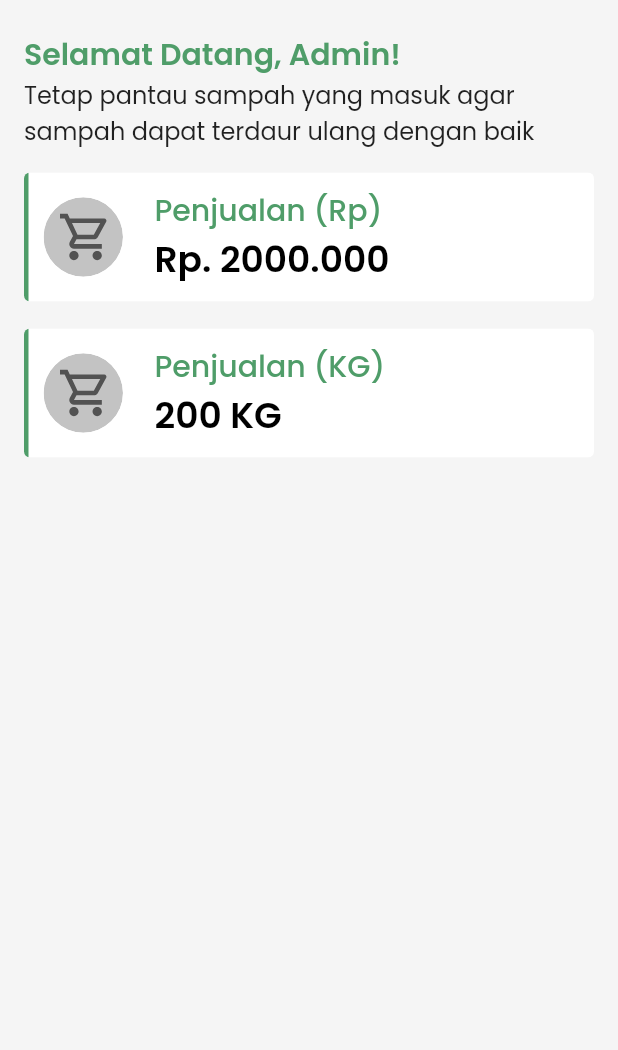
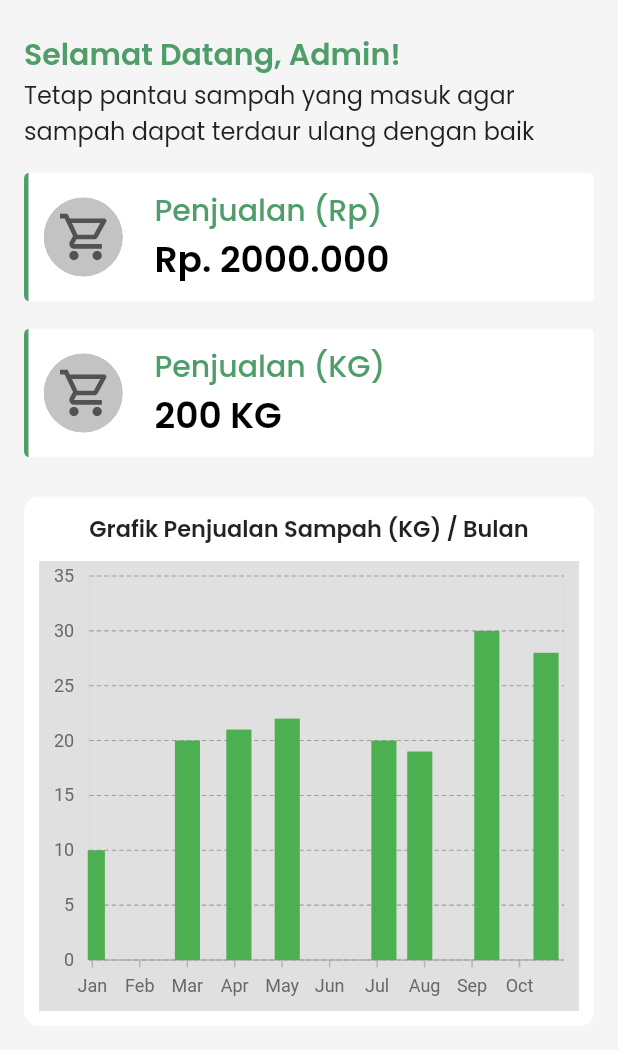
Before and after one commit to yanuarnv/baswara_app, a Flutter app: the DashBoardAdminWidget screen opened directly, on a phone screen of 412 x 824 dp. Shown: the top 1050 px of the screen. Run offline on Flutter 3.47's test engine with Material 2 defaults, Android fonts, the light colour scheme and no system bars; our stand-ins replace connectivity_plus, equatable, flutter_bloc, flutter_svg, google_fonts, shared_preferences and 2 more; accounts and stored records are empty; Roboto replaces fonts that are missing (Podkova).

Commit message:
style:[YN] style chart dashboard

```diff
--- /dev/null
+++ b/lib/homeAdmin/domain/entities/product_chart_entity.dart
@@ -0,0 +1,13 @@
+import 'package:equatable/equatable.dart';
+
+class ProductChartEntity extends Equatable{
+  final String date;
+  final double weight;
+
+
+  const ProductChartEntity(this.date, this.weight);
+
+  @override
+  // TODO: implement props
+  List<Object?> get props => [];
+}
--- a/lib/homeAdmin/presentation/widgets/dashboard_admin_widget.dart
+++ b/lib/homeAdmin/presentation/widgets/dashboard_admin_widget.dart
@@ -1,16 +1,36 @@
 import 'package:baswara_app/core/color_value.dart';
+import 'package:baswara_app/homeAdmin/domain/entities/product_chart_entity.dart';
 import 'package:flutter/material.dart';
 import 'package:flutter_svg/flutter_svg.dart';
 import 'package:google_fonts/google_fonts.dart';
+import 'package:intl/intl.dart';
+import 'package:syncfusion_flutter_charts/charts.dart';
 
-class DashBoardAdminWidget extends StatelessWidget {
+class DashBoardAdminWidget extends StatefulWidget {
   const DashBoardAdminWidget({super.key});
+
+  @override
+  State<DashBoardAdminWidget> createState() => _DashBoardAdminWidgetState();
+}
+
+class _DashBoardAdminWidgetState extends State<DashBoardAdminWidget> {
+  List<ProductChartEntity> data = [
+    const ProductChartEntity("2023-01-03", 10),
+    const ProductChartEntity("2023-03-05", 20),
+    const ProductChartEntity("2023-04-07", 21),
+    const ProductChartEntity("2023-05-08", 22),
+    const ProductChartEntity("2023-07-09", 20),
+    const ProductChartEntity("2023-08-01", 19),
+    const ProductChartEntity("2023-09-13", 30),
+    const ProductChartEntity("2023-10-21", 28),
+  ];
 
   @override
   Widget build(BuildContext context) {
     return Scaffold(
       body: Padding(
         padding: const EdgeInsets.symmetric(horizontal: 16.0),
+        child: SingleChildScrollView(
           child: Column(
             crossAxisAlignment: CrossAxisAlignment.start,
             children: [
@@ -117,7 +137,63 @@ class DashBoardAdminWidget extends StatelessWidget {
                   ),
                 ),
               ),
+              const SizedBox(
+                height: 26,
+              ),
+              Container(
+                padding: const EdgeInsets.all(10),
+                decoration: BoxDecoration(
+                  borderRadius: BorderRadius.circular(10),
+                  color: Colors.white
+                ),
+                child: Column(
+                  children: [
+                    Text(
+                      "Grafik Penjualan Sampah (KG) / Bulan",
+                      style: GoogleFonts.poppins(
+                        fontSize: 15,
+                        fontWeight: FontWeight.w600,
+                      ),
+                    ),
+                    const SizedBox(
+                      height: 10,
+                    ),
+                    SfCartesianChart(
+                      borderWidth: 0,
+                      backgroundColor: Colors.grey.shade300,
+                      primaryXAxis: DateTimeAxis(
+                        dateFormat: DateFormat("MMM"),
+                        minimum: DateTime.parse("${DateTime.now().year}-01-01"),
+                        intervalType: DateTimeIntervalType.months,
+                        interval: 1,
+                        plotOffset: 10,
+                        edgeLabelPlacement: EdgeLabelPlacement.none,
+                        minorTickLines: const MinorTickLines(width: 0),
+                        majorGridLines: const MajorGridLines(width: 0),
+                        minorGridLines: const MinorGridLines(width: 0),
+                      ),
+                      primaryYAxis: NumericAxis(
+                        axisLine: const AxisLine(width: 0),
+                        majorTickLines: const MajorTickLines(width: 0),
+                        majorGridLines: const MajorGridLines(
+                            color: Colors.grey, dashArray: [3, 2]),
+                      ),
+                      series: <ChartSeries<ProductChartEntity, DateTime>>[
+                        // Renders column chart
+                        ColumnSeries<ProductChartEntity, DateTime>(
+                            color: Colors.green,
+                            dataSource: data,
+                            xValueMapper: (ProductChartEntity data, _) =>
+                                DateTime.parse(data.date),
+                            yValueMapper: (ProductChartEntity data, _) =>
+                                data.weight)
                       ],
+                    )
+                  ],
+                ),
+              )
+            ],
+          ),
         ),
       ),
     );
--- a/pubspec.yaml
+++ b/pubspec.yaml
@@ -42,6 +42,8 @@ dependencies:
   sizer: ^2.0.15
   flutter_bloc: ^8.1.3
   flutter_svg: ^2.0.7
+  syncfusion_flutter_charts: ^22.2.5
+  intl: ^0.18.1
 
 dev_dependencies:
   flutter_test:
```
Also changed, not shown: pubspec.lock. Lines whose indentation alone changed are shown as unchanged.
